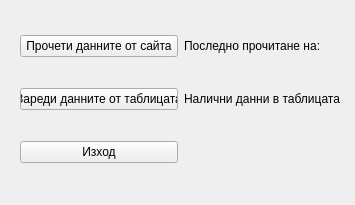
Before: the Qt Designer form UI/job_crawler_app.ui in NadiaStrashnikova/JobCrawler, drawn with Qt 5.
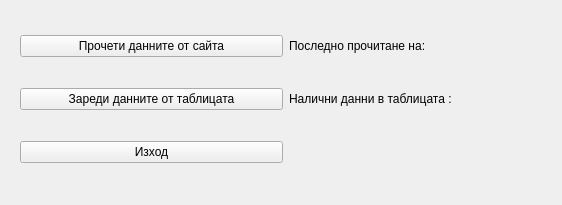
After: the same form once the commit is applied.

Commit message: Chnages on UI table view

```diff
--- a/UI/job_crawler_app.ui
+++ b/UI/job_crawler_app.ui
@@ -6,7 +6,7 @@
    <rect>
     <x>0</x>
     <y>0</y>
-    <width>355</width>
+    <width>562</width>
     <height>205</height>
    </rect>
   </property>
@@ -18,7 +18,7 @@
     <rect>
      <x>20</x>
      <y>10</y>
-     <width>321</width>
+     <width>531</width>
      <height>181</height>
     </rect>
    </property>
```
The commit also changes 4 other files.
